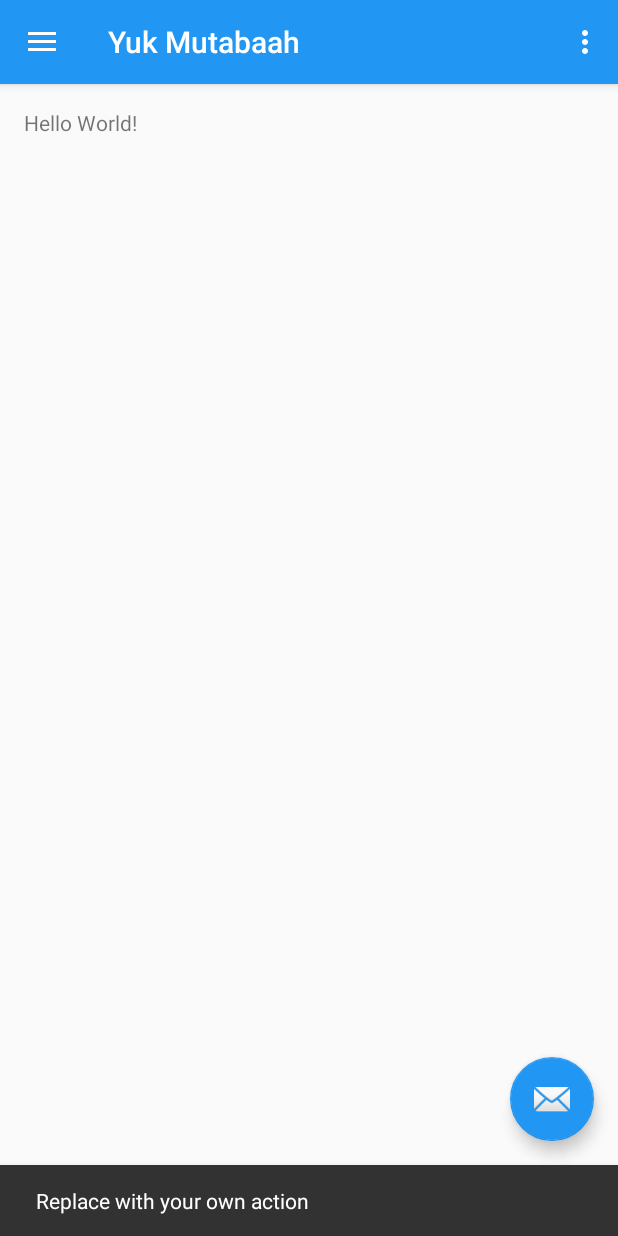
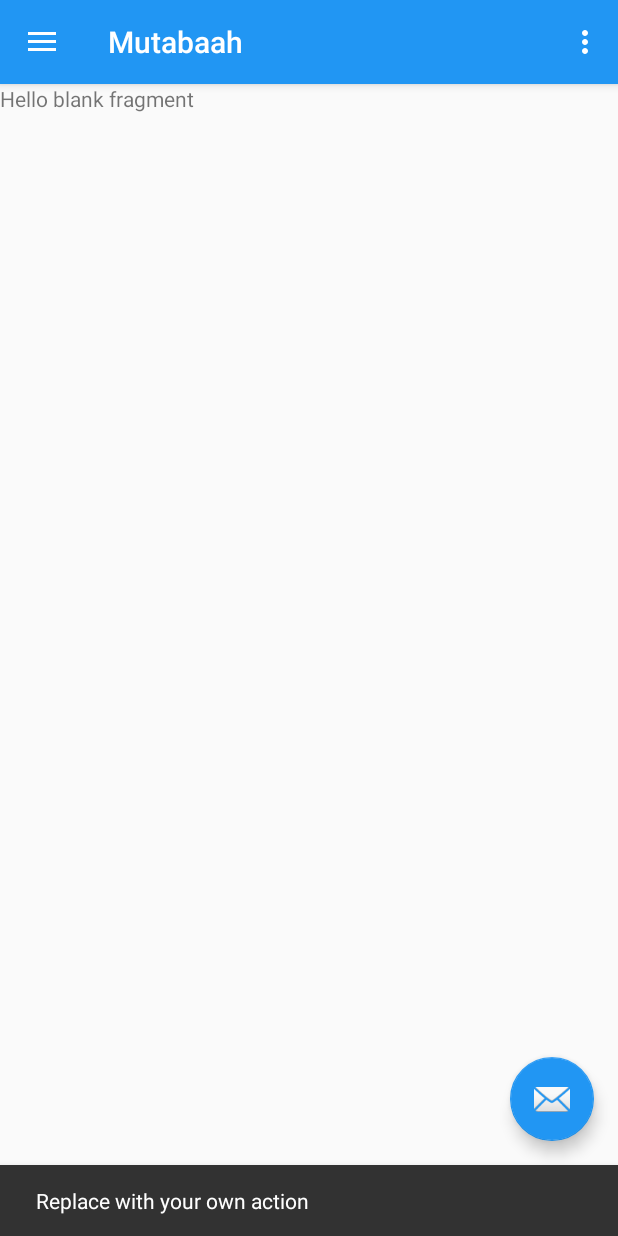
Before and after one commit to Daneswara/yukmutabaah, an Android app: the screen it shows after launch (MainActivity), after a tap on an icon or button, on a phone screen of 412 x 824 dp. Run offline under Robolectric (Android 15) with nearby library versions, the phone set to English and light mode, and no system bars; 2 other taps on this screen came first.

Commit message:
add link menu

```diff
--- a/app/build.gradle
+++ b/app/build.gradle
@@ -24,4 +24,5 @@ dependencies {
     testCompile 'junit:junit:4.12'
     compile 'com.android.support:appcompat-v7:24.2.1'
     compile 'com.android.support:design:24.2.1'
+    compile 'com.android.support:support-v4:24.2.1'
 }
--- a/app/src/main/java/com/masbie/yukmutabaah/MainActivity.java
+++ b/app/src/main/java/com/masbie/yukmutabaah/MainActivity.java
@@ -1,8 +1,11 @@
 package com.masbie.yukmutabaah;
 
+import android.net.Uri;
 import android.os.Bundle;
 import android.support.design.widget.FloatingActionButton;
 import android.support.design.widget.Snackbar;
+import android.support.v4.app.Fragment;
+import android.support.v4.app.FragmentManager;
 import android.view.View;
 import android.support.design.widget.NavigationView;
 import android.support.v4.view.GravityCompat;
@@ -14,7 +17,7 @@ import android.view.Menu;
 import android.view.MenuItem;
 
 public class MainActivity extends AppCompatActivity
-        implements NavigationView.OnNavigationItemSelectedListener {
+        implements NavigationView.OnNavigationItemSelectedListener , home.OnFragmentInteractionListener {
 
     @Override
     protected void onCreate(Bundle savedInstanceState) {
@@ -40,6 +43,20 @@ public class MainActivity extends AppCompatActivity
 
         NavigationView navigationView = (NavigationView) findViewById(R.id.nav_view);
         navigationView.setNavigationItemSelectedListener(this);
+
+        if (savedInstanceState == null) {
+            Fragment fragment = null;
+            Class fragmentClass = null;
+            fragmentClass = home.class;
+            try {
+                fragment = (Fragment) fragmentClass.newInstance();
+            } catch (Exception e) {
+                e.printStackTrace();
+            }
+
+            FragmentManager fragmentManager = getSupportFragmentManager();
+            fragmentManager.beginTransaction().replace(R.id.flContent, fragment).commit();
+        }
     }
 
     @Override
@@ -79,9 +96,11 @@ public class MainActivity extends AppCompatActivity
     public boolean onNavigationItemSelected(MenuItem item) {
         // Handle navigation view item clicks here.
         int id = item.getItemId();
-
+        Fragment fragment = null;
+        Class fragmentClass = null;
         if (id == R.id.nav_camera) {
-            // Handle the camera action
+            fragmentClass = home.class;
+            setTitle("Mutabaah");
         } else if (id == R.id.nav_gallery) {
 
         } else if (id == R.id.nav_slideshow) {
@@ -92,10 +111,26 @@ public class MainActivity extends AppCompatActivity
 
         } else if (id == R.id.nav_send) {
 
+        } else {
+            fragmentClass = home.class;
+            setTitle("Mutabaah");
         }
+
+        try {
+            fragment = (Fragment) fragmentClass.newInstance();
+        } catch (Exception e) {
+            e.printStackTrace();
+        }
+        FragmentManager fragmentManager = getSupportFragmentManager();
+        fragmentManager.beginTransaction().replace(R.id.flContent, fragment).commit();
 
         DrawerLayout drawer = (DrawerLayout) findViewById(R.id.drawer_layout);
         drawer.closeDrawer(GravityCompat.START);
         return true;
     }
+
+    @Override
+    public void onFragmentInteraction(Uri uri) {
+
+    }
 }
--- /dev/null
+++ b/app/src/main/java/com/masbie/yukmutabaah/home.java
@@ -0,0 +1,108 @@
+package com.masbie.yukmutabaah;
+
+import android.content.Context;
+import android.net.Uri;
+import android.os.Bundle;
+import android.support.v4.app.Fragment;
+import android.view.LayoutInflater;
+import android.view.View;
+import android.view.ViewGroup;
+
+
+/**
+ * A simple {@link Fragment} subclass.
+ * Activities that contain this fragment must implement the
+ * {@link home.OnFragmentInteractionListener} interface
+ * to handle interaction events.
+ * Use the {@link home#newInstance} factory method to
+ * create an instance of this fragment.
+ */
+public class home extends Fragment {
+    // TODO: Rename parameter arguments, choose names that match
+    // the fragment initialization parameters, e.g. ARG_ITEM_NUMBER
+    private static final String ARG_PARAM1 = "param1";
+    private static final String ARG_PARAM2 = "param2";
+
+    // TODO: Rename and change types of parameters
+    private String mParam1;
+    private String mParam2;
+
+    private OnFragmentInteractionListener mListener;
+
+    public home() {
+        // Required empty public constructor
+    }
+
+    /**
+     * Use this factory method to create a new instance of
+     * this fragment using the provided parameters.
+     *
+     * @param param1 Parameter 1.
+     * @param param2 Parameter 2.
+     * @return A new instance of fragment home.
+     */
+    // TODO: Rename and change types and number of parameters
+    public static home newInstance(String param1, String param2) {
+        home fragment = new home();
+        Bundle args = new Bundle();
+        args.putString(ARG_PARAM1, param1);
+        args.putString(ARG_PARAM2, param2);
+        fragment.setArguments(args);
+        return fragment;
+    }
+
+    @Override
+    public void onCreate(Bundle savedInstanceState) {
+        super.onCreate(savedInstanceState);
+        if (getArguments() != null) {
+            mParam1 = getArguments().getString(ARG_PARAM1);
+            mParam2 = getArguments().getString(ARG_PARAM2);
+        }
+    }
+
+    @Override
+    public View onCreateView(LayoutInflater inflater, ViewGroup container,
+                             Bundle savedInstanceState) {
+        // Inflate the layout for this fragment
+        return inflater.inflate(R.layout.fragment_home, container, false);
+    }
+
+    // TODO: Rename method, update argument and hook method into UI event
+    public void onButtonPressed(Uri uri) {
+        if (mListener != null) {
+            mListener.onFragmentInteraction(uri);
+        }
+    }
+
+    @Override
+    public void onAttach(Context context) {
+        super.onAttach(context);
+        if (context instanceof OnFragmentInteractionListener) {
+            mListener = (OnFragmentInteractionListener) context;
+        } else {
+            throw new RuntimeException(context.toString()
+                    + " must implement OnFragmentInteractionListener");
+        }
+    }
+
+    @Override
+    public void onDetach() {
+        super.onDetach();
+        mListener = null;
+    }
+
+    /**
+     * This interface must be implemented by activities that contain this
+     * fragment to allow an interaction in this fragment to be communicated
+     * to the activity and potentially other fragments contained in that
+     * activity.
+     * <p/>
+     * See the Android Training lesson <a href=
+     * "http://developer.android.com/training/basics/fragments/communicating.html"
+     * >Communicating with Other Fragments</a> for more information.
+     */
+    public interface OnFragmentInteractionListener {
+        // TODO: Update argument type and name
+        void onFragmentInteraction(Uri uri);
+    }
+}
--- a/app/src/main/res/layout/app_bar_main.xml
+++ b/app/src/main/res/layout/app_bar_main.xml
@@ -21,7 +21,7 @@
 
     </android.support.design.widget.AppBarLayout>
 
-    <include layout="@layout/content_main" />
+    <!--<include layout="@layout/content_main" />-->
 
     <android.support.design.widget.FloatingActionButton
         android:id="@+id/fab"
@@ -30,5 +30,10 @@
         android:layout_gravity="bottom|end"
         android:layout_margin="@dimen/fab_margin"
         android:src="@android:drawable/ic_dialog_email" />
+    <FrameLayout
+        android:id="@+id/flContent"
+        android:layout_width="match_parent"
+        android:layout_height="match_parent"
+        android:layout_marginTop="?attr/actionBarSize" />
 
 </android.support.design.widget.CoordinatorLayout>
--- /dev/null
+++ b/app/src/main/res/layout/fragment_home.xml
@@ -0,0 +1,13 @@
+<FrameLayout xmlns:android="http://schemas.android.com/apk/res/android"
+    xmlns:tools="http://schemas.android.com/tools"
+    android:layout_width="match_parent"
+    android:layout_height="match_parent"
+    tools:context="com.masbie.yukmutabaah.home">
+
+    <!-- TODO: Update blank fragment layout -->
+    <TextView
+        android:layout_width="match_parent"
+        android:layout_height="match_parent"
+        android:text="@string/hello_blank_fragment" />
+
+</FrameLayout>
--- a/app/src/main/res/values/strings.xml
+++ b/app/src/main/res/values/strings.xml
@@ -5,4 +5,7 @@
     <string name="navigation_drawer_close">Close navigation drawer</string>
 
     <string name="action_settings">Settings</string>
+
+    <!-- TODO: Remove or change this placeholder text -->
+    <string name="hello_blank_fragment">Hello blank fragment</string>
 </resources>
```
